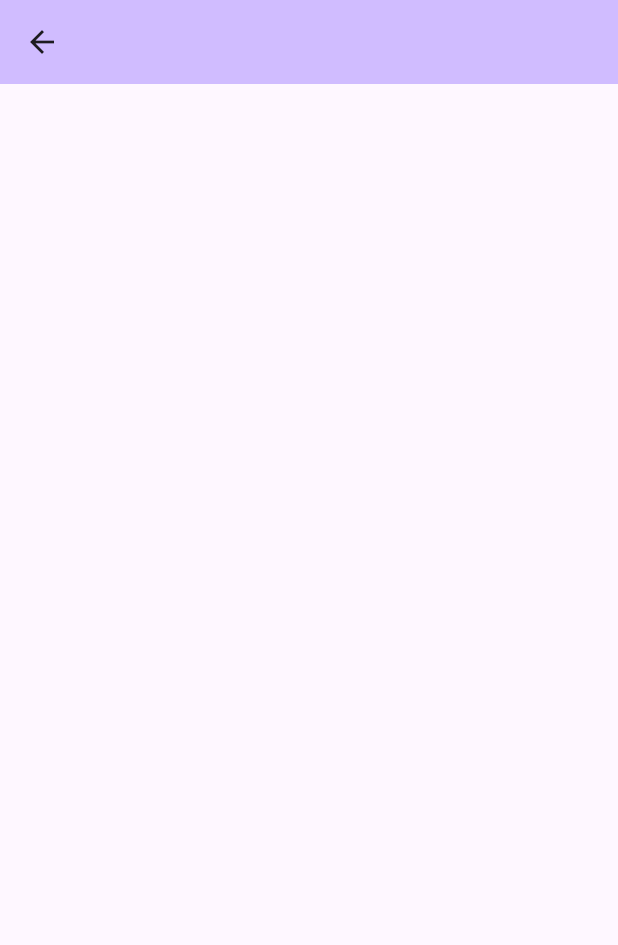
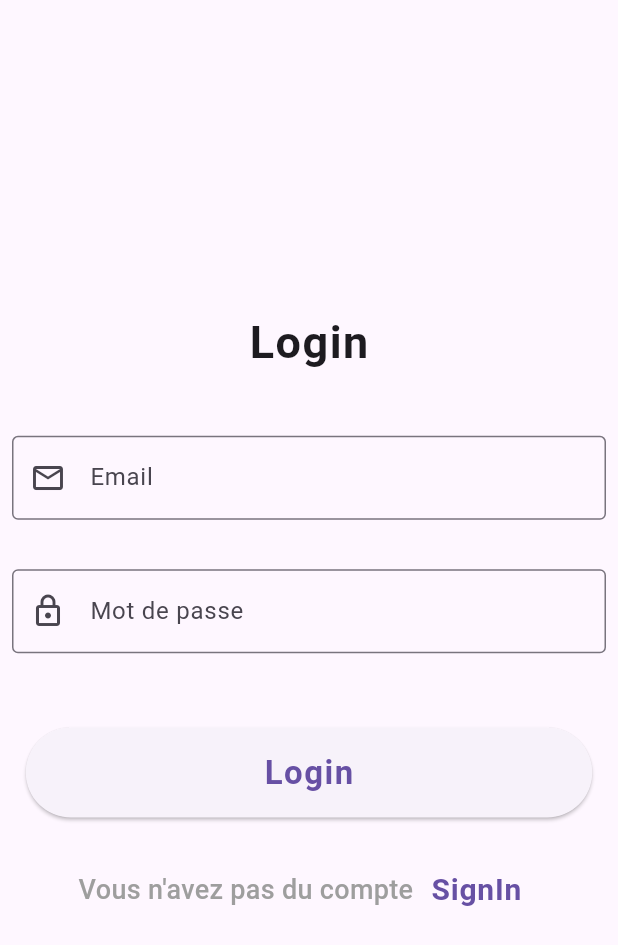
Before and after one commit to alizribi-bit/Demo, a Flutter app: the screen it shows after launch, on a phone screen of 412 x 824 dp. Shown: the top 945 px of the screen. Run offline on Flutter 3.47's test engine with Material 3 defaults, Android fonts, the phone set to English and light mode, and no system bars.

Commit message:
add login and signup design

```diff
--- /dev/null
+++ b/lib/features/app/auth/login.dart
@@ -0,0 +1,155 @@
+import 'package:demo/features/Secreens/homeSecreen.dart';
+import 'package:demo/features/app/auth/signup.dart';
+import 'package:flutter/cupertino.dart';
+import 'package:flutter/material.dart';
+
+class LogIn extends StatefulWidget {
+  const LogIn({super.key});
+
+  @override
+  State<LogIn> createState() => _LogInState();
+}
+
+class _LogInState extends State<LogIn> {
+  TextEditingController _emailcontroller = TextEditingController();
+  TextEditingController _passwordcontroller = TextEditingController();
+
+  @override
+  void dispose() {
+    _emailcontroller.dispose();
+    _passwordcontroller.dispose();
+    super.dispose();
+  }
+
+  @override
+  Widget build(BuildContext context) {
+    bool isIos = Theme.of(context).platform == TargetPlatform.iOS;
+
+    return isIos
+        ? const CupertinoPageScaffold(
+            child: Center(),
+          )
+        : Scaffold(
+            body: Center(
+              child: Padding(
+                padding: const EdgeInsets.all(8.0),
+                child: SingleChildScrollView(
+                  child: Column(
+                    mainAxisAlignment: MainAxisAlignment.center,
+                    children: [
+                      const Text(
+                        "Login",
+                        style: TextStyle(
+                          fontSize: 30,
+                          fontWeight: FontWeight.bold,
+                          letterSpacing: 1,
+                        ),
+                      ),
+                      SizedBox(
+                        height: MediaQuery.sizeOf(context).height * .05,
+                      ),
+                      input(
+                        _emailcontroller,
+                        "Email",
+                        "email@gmail.com",
+                        false,
+                        const Icon(
+                          Icons.email_outlined,
+                        ),
+                      ),
+                      SizedBox(
+                        height: MediaQuery.sizeOf(context).height * .04,
+                      ),
+                      input(
+                        _passwordcontroller,
+                        "Mot de passe",
+                        "Valide mot de passe",
+                        true,
+                        const Icon(
+                          Icons.lock_outlined,
+                        ),
+                      ),
+                      SizedBox(
+                        height: MediaQuery.sizeOf(context).height * .06,
+                      ),
+                      ElevatedButton(
+                        onPressed: () {
+                          Navigator.push(
+                            context,
+                            MaterialPageRoute(builder: (context) => Home()),
+                          );
+                        },
+                        child: SizedBox(
+                          width: MediaQuery.sizeOf(context).width * .8,
+                          height: 60,
+                          child: const Center(
+                            child: Text(
+                              "Login",
+                              style: TextStyle(
+                                fontSize: 22,
+                                fontWeight: FontWeight.bold,
+                                letterSpacing: 1,
+                              ),
+                            ),
+                          ),
+                        ),
+                      ),
+                      SizedBox(
+                        height: MediaQuery.sizeOf(context).height * .03,
+                      ),
+                      Padding(
+                        padding: EdgeInsets.symmetric(
+                          horizontal: MediaQuery.sizeOf(context).width * .05,
+                        ),
+                        child: Row(
+                          mainAxisAlignment: MainAxisAlignment.center,
+                          children: [
+                            const Text(
+                              "Vous n'avez pas du compte",
+                              style: TextStyle(
+                                  fontSize: 18,
+                                  fontWeight: FontWeight.w500,
+                                  letterSpacing: 0.2,
+                                  color: Colors.grey),
+                            ),
+                            TextButton(
+                              onPressed: () {
+                                Navigator.push(
+                                  context,
+                                  MaterialPageRoute(
+                                      builder: (context) => SingUp()),
+                                );
+                              },
+                              child: const Text(
+                                "SignIn",
+                                style: TextStyle(
+                                  fontSize: 20,
+                                  fontWeight: FontWeight.bold,
+                                  letterSpacing: 0.5,
+                                ),
+                              ),
+                            ),
+                          ],
+                        ),
+                      ),
+                    ],
+                  ),
+                ),
+              ),
+            ),
+          );
+  }
+
+  Widget input(controller, label, hintText, iSpass, icon) {
+    return TextField(
+      controller: controller,
+      obscureText: iSpass,
+      decoration: InputDecoration(
+        border: const OutlineInputBorder(),
+        label: Text(label),
+        hintText: hintText,
+        prefixIcon: icon,
+      ),
+    );
+  }
+}
--- a/lib/features/app/lancher.dart
+++ b/lib/features/app/lancher.dart
@@ -1,3 +1,4 @@
+import 'package:demo/features/app/auth/login.dart';
 import 'package:flutter/material.dart';
 
 class LancherApp extends StatefulWidget {
@@ -10,8 +11,9 @@ class LancherApp extends StatefulWidget {
 class _LancherAppState extends State<LancherApp> {
   @override
   Widget build(BuildContext context) {
-    return Scaffold(
-      body: Center(),
+    return const Scaffold(
+      //login pour le moment
+      body: LogIn(),
     );
   }
 }
--- a/lib/main.dart
+++ b/lib/main.dart
@@ -18,22 +18,3 @@ class MyApp extends StatelessWidget {
     );
   }
 }
-
-class MyHomePage extends StatefulWidget {
-  const MyHomePage({super.key});
-
-  @override
-  State<MyHomePage> createState() => _MyHomePageState();
-}
-
-class _MyHomePageState extends State<MyHomePage> {
-  @override
-  Widget build(BuildContext context) {
-    return Scaffold(
-      appBar: AppBar(
-        backgroundColor: Theme.of(context).colorScheme.inversePrimary,
-      ),
-      body: Center(),
-    );
-  }
-}
```
Also changed, not shown: lib/features/Secreens/homeSecreen.dart (added, +33 -0 lines), lib/features/app/auth/signup.dart (added, +176 -0 lines), lib/features/app/seplashSecreen/seplash_secreen.dart (+24 -3 lines).
